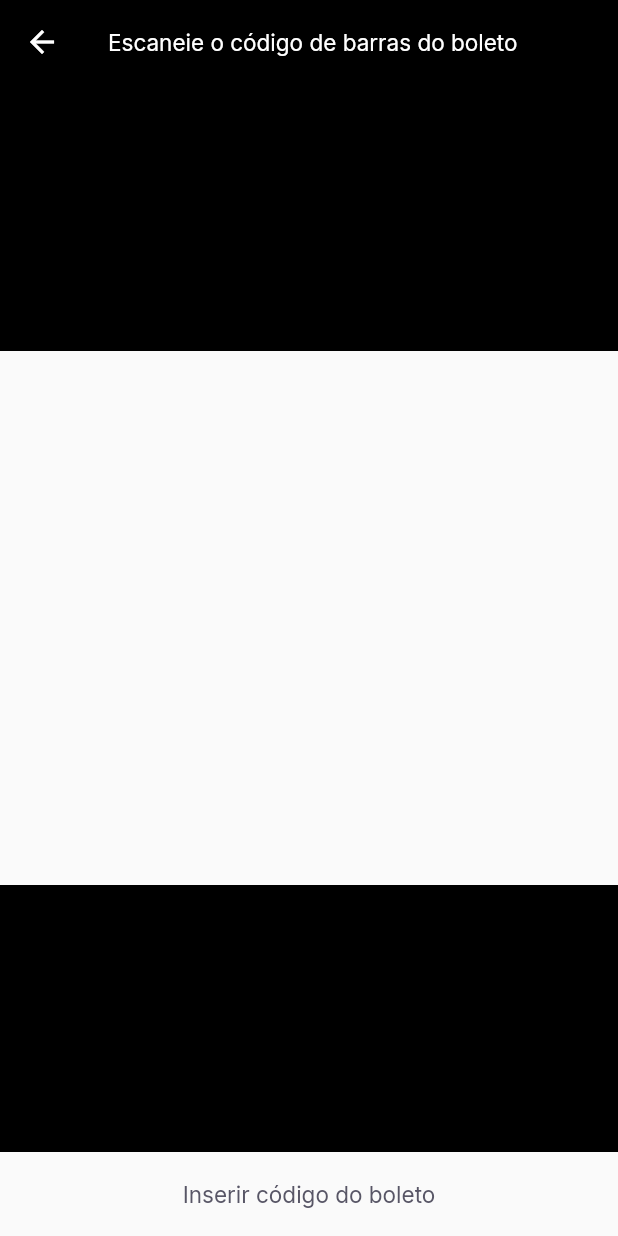
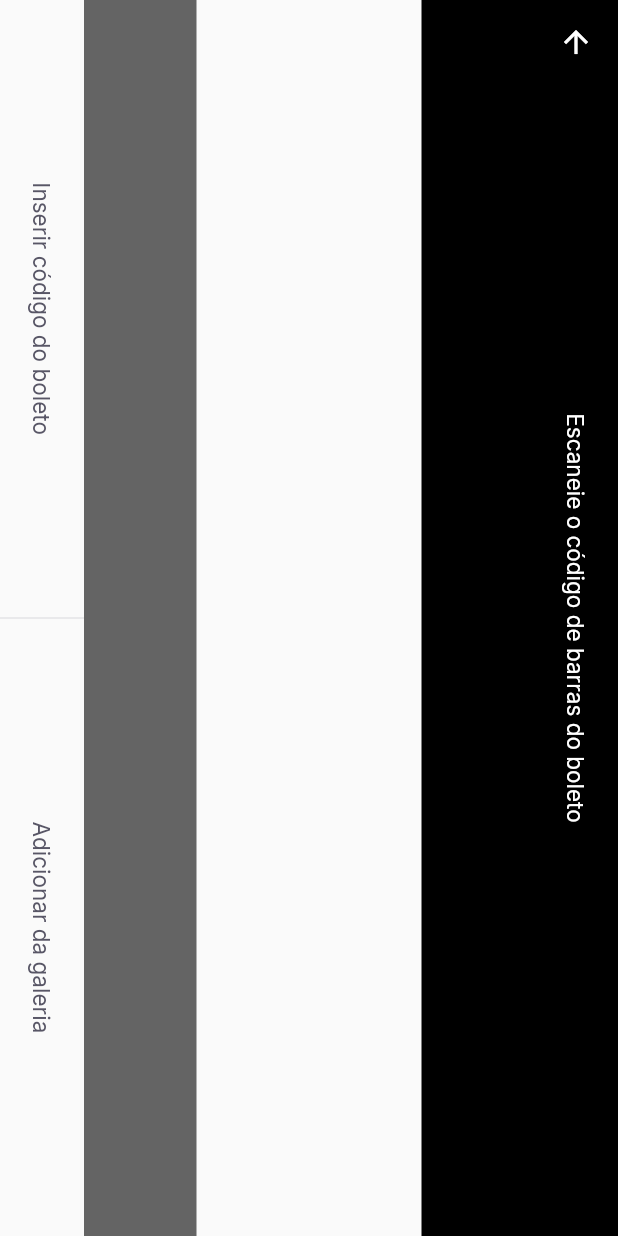
Before and after one commit to jpsilveira/payflow_sample_flutter, a Flutter app: the BarcodeScannerPage screen opened by its route, on a phone screen of 412 x 824 dp. Run offline on Flutter 3.47's test engine with Material 2 defaults, Android fonts, the phone set to English and light mode, and no system bars; our stand-ins replace camera, firebase_core, google_fonts, google_sign_in, shared_preferences; accounts and stored records are empty.

Commit message:
Add scanner controll wip

```diff
--- a/lib/modules/barcode_scanner/barcode_scanner_page.dart
+++ b/lib/modules/barcode_scanner/barcode_scanner_page.dart
@@ -1,7 +1,7 @@
 import 'package:flutter/material.dart';
 import 'package:payflow_flutter/shared/themes/app_colors.dart';
 import 'package:payflow_flutter/shared/themes/app_text.dart';
-import 'package:payflow_flutter/shared/widgets/label_button/label_button.dart';
+import 'package:payflow_flutter/shared/widgets/set_label_buttons/set_label_buttons.dart';
 
 class BarcodeScannerPage extends StatefulWidget {
   const BarcodeScannerPage({Key? key}) : super(key: key);
@@ -13,13 +13,17 @@ class BarcodeScannerPage extends StatefulWidget {
 class _BarcodeScannerPageState extends State<BarcodeScannerPage> {
   @override
   Widget build(BuildContext context) {
-    return Scaffold(
+    return SafeArea(
+      child: RotatedBox(
+        quarterTurns: 1,
+        child: Scaffold(
           appBar: AppBar(
             backgroundColor: Colors.black,
             title: Text(
               "Escaneie o código de barras do boleto",
               style: AppText.buttonBackground,
             ),
+            centerTitle: true,
             leading: BackButton(
               color: AppColors.background,
             ),
@@ -39,15 +43,29 @@ class _BarcodeScannerPageState extends State<BarcodeScannerPage> {
               ),
               Expanded(
                 child: Container(
-              color: Colors.black,
+                  color: Colors.black.withOpacity(0.6),
                 ),
               ),
             ],
           ),
-      bottomNavigationBar: LabelButton(
-        label: "Inserir código do boleto",
-        onPressed: () {},
+          bottomNavigationBar: SetLabelButtons(
+            primaryLabel: "Inserir código do boleto",
+            primaryOnPressed: () {},
+            secondaryLabel: "Adicionar da galeria",
+            secondaryOnPressed: () {},
+          ),
+        ),
       ),
     );
   }
 }
+
+// bottomNavigationBar: BottomSheetWidget(
+//   title: "Não foi possível identificar um código de barras.",
+//   subtitle:
+//       "Tente escanear novamente ou digite o código do seu boleto.",
+//   primaryLabel: "Escanear novamente",
+//   primaryOnPressed: () {},
+//   secondaryLabel: "Digitar código",
+//   secondaryOnPressed: () {},
+// ),
--- /dev/null
+++ b/lib/shared/widgets/divider_vertical/divider_vertical_widget.dart
@@ -0,0 +1,15 @@
+import 'package:flutter/material.dart';
+import 'package:payflow_flutter/shared/themes/app_colors.dart';
+
+class DividerVerticalWidget extends StatelessWidget {
+  const DividerVerticalWidget({Key? key}) : super(key: key);
+
+  @override
+  Widget build(BuildContext context) {
+    return Container(
+      width: 1,
+      height: double.maxFinite,
+      color: AppColors.stroke,
+    );
+  }
+}
--- a/lib/shared/widgets/label_button/label_button.dart
+++ b/lib/shared/widgets/label_button/label_button.dart
@@ -4,10 +4,12 @@ import 'package:payflow_flutter/shared/themes/app_text.dart';
 class LabelButton extends StatelessWidget {
   final String label;
   final VoidCallback onPressed;
+  final TextStyle? style;
   const LabelButton({
     Key? key,
     required this.label,
     required this.onPressed,
+    this.style,
   }) : super(key: key);
 
   @override
@@ -18,7 +20,7 @@ class LabelButton extends StatelessWidget {
         onPressed: onPressed,
         child: Text(
           label,
-          style: AppText.buttonHeading,
+          style: style ?? AppText.buttonHeading,
         ),
       ),
     );
--- /dev/null
+++ b/lib/shared/widgets/set_label_buttons/set_label_buttons.dart
@@ -0,0 +1,46 @@
+import 'package:flutter/material.dart';
+import 'package:payflow_flutter/shared/themes/app_text.dart';
+import 'package:payflow_flutter/shared/widgets/divider_vertical/divider_vertical_widget.dart';
+import 'package:payflow_flutter/shared/widgets/label_button/label_button.dart';
+
+class SetLabelButtons extends StatelessWidget {
+  final String primaryLabel;
+  final VoidCallback primaryOnPressed;
+  final String secondaryLabel;
+  final VoidCallback secondaryOnPressed;
+  final bool EnablePrimaryColor;
+
+  const SetLabelButtons({
+    Key? key,
+    required this.primaryLabel,
+    required this.primaryOnPressed,
+    required this.secondaryLabel,
+    required this.secondaryOnPressed,
+    this.EnablePrimaryColor = false,
+  }) : super(key: key);
+
+  @override
+  Widget build(BuildContext context) {
+    return Container(
+      height: 56,
+      child: Row(
+        children: [
+          Expanded(
+            child: LabelButton(
+              label: primaryLabel,
+              onPressed: primaryOnPressed,
+              style: EnablePrimaryColor ? AppText.buttonPrimary : null,
+            ),
+          ),
+          DividerVerticalWidget(),
+          Expanded(
+            child: LabelButton(
+              label: secondaryLabel,
+              onPressed: secondaryOnPressed,
+            ),
+          )
+        ],
+      ),
+    );
+  }
+}
```
Also changed, not shown: lib/app_widget.dart (+10 -1 lines), lib/modules/barcode_scanner/barcode_scanner_status.dart (added, +36 -0 lines), lib/shared/bottom_sheet_widget/bottom_sheet_widget.dart (added, +79 -0 lines). Lines whose indentation alone changed are shown as unchanged.
